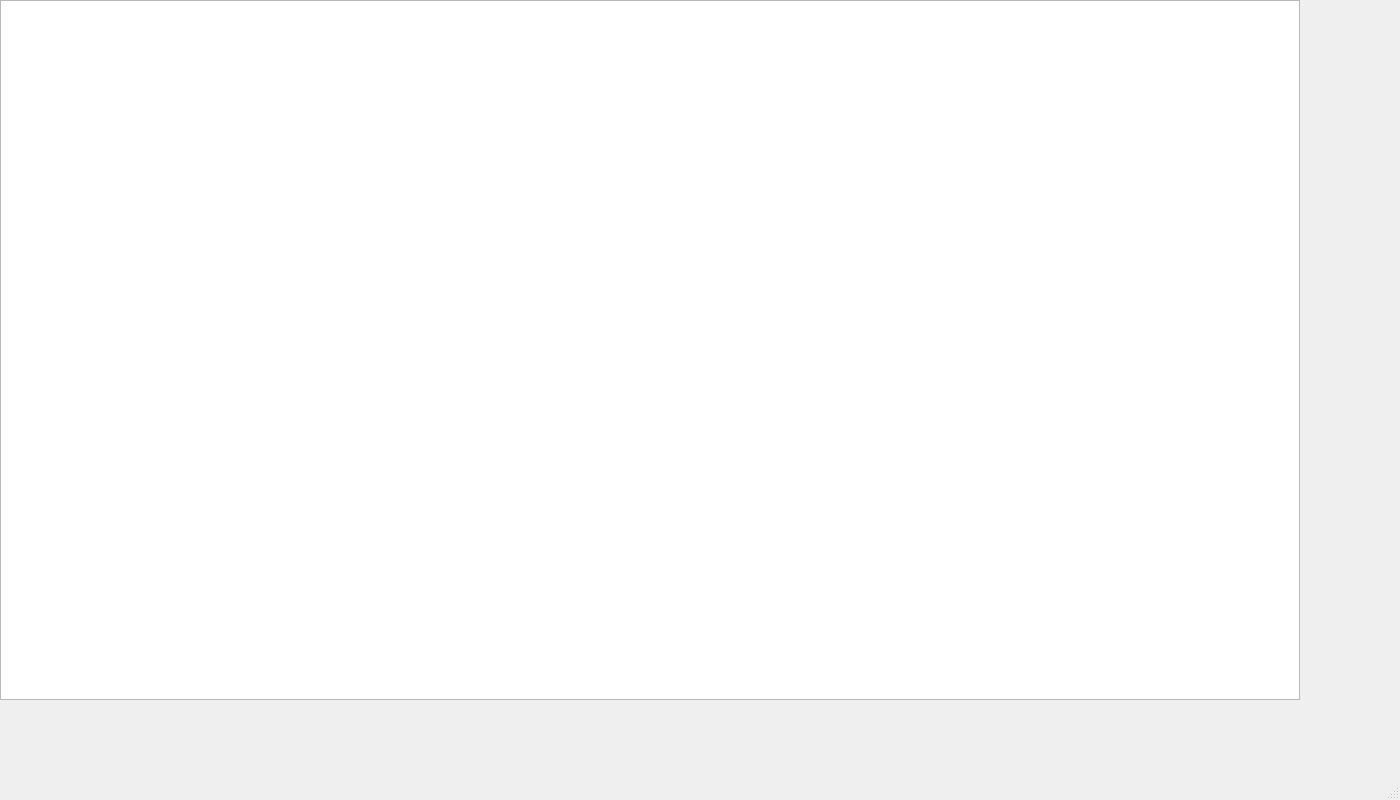
Before: the Qt Designer form Codigo/mainwindow.ui in mxgxr/ProyectoFinal, drawn with Qt 5.
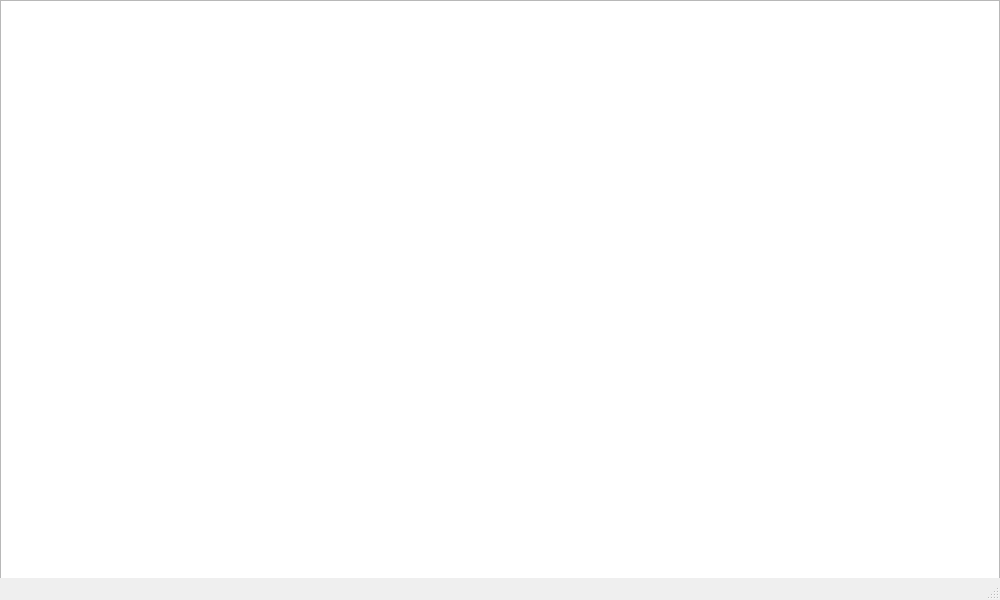
After: the same form once the commit is applied.

Diff of the .ui file:
```diff
--- a/Codigo/mainwindow.ui
+++ b/Codigo/mainwindow.ui
@@ -6,8 +6,8 @@
    <rect>
     <x>0</x>
     <y>0</y>
-    <width>1400</width>
-    <height>800</height>
+    <width>1000</width>
+    <height>600</height>
    </rect>
   </property>
   <property name="windowTitle">
@@ -19,10 +19,16 @@
      <rect>
       <x>0</x>
       <y>0</y>
-      <width>1300</width>
-      <height>700</height>
+      <width>1000</width>
+      <height>600</height>
      </rect>
     </property>
+    <property name="verticalScrollBarPolicy">
+     <enum>Qt::ScrollBarAlwaysOff</enum>
+    </property>
+    <property name="horizontalScrollBarPolicy">
+     <enum>Qt::ScrollBarAlwaysOff</enum>
+    </property>
    </widget>
   </widget>
   <widget class="QMenuBar" name="menubar">
```
Left out of the diff: 2 changed lines with no effect on the pictures.
